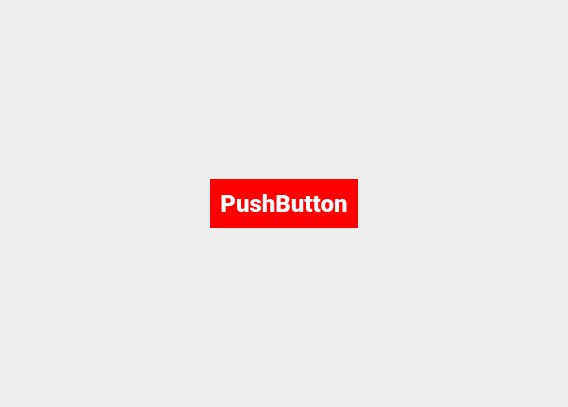
Above: ui/start_page.ui from AndreiD049/Interview-Helper before the change. Below: the same form after it.
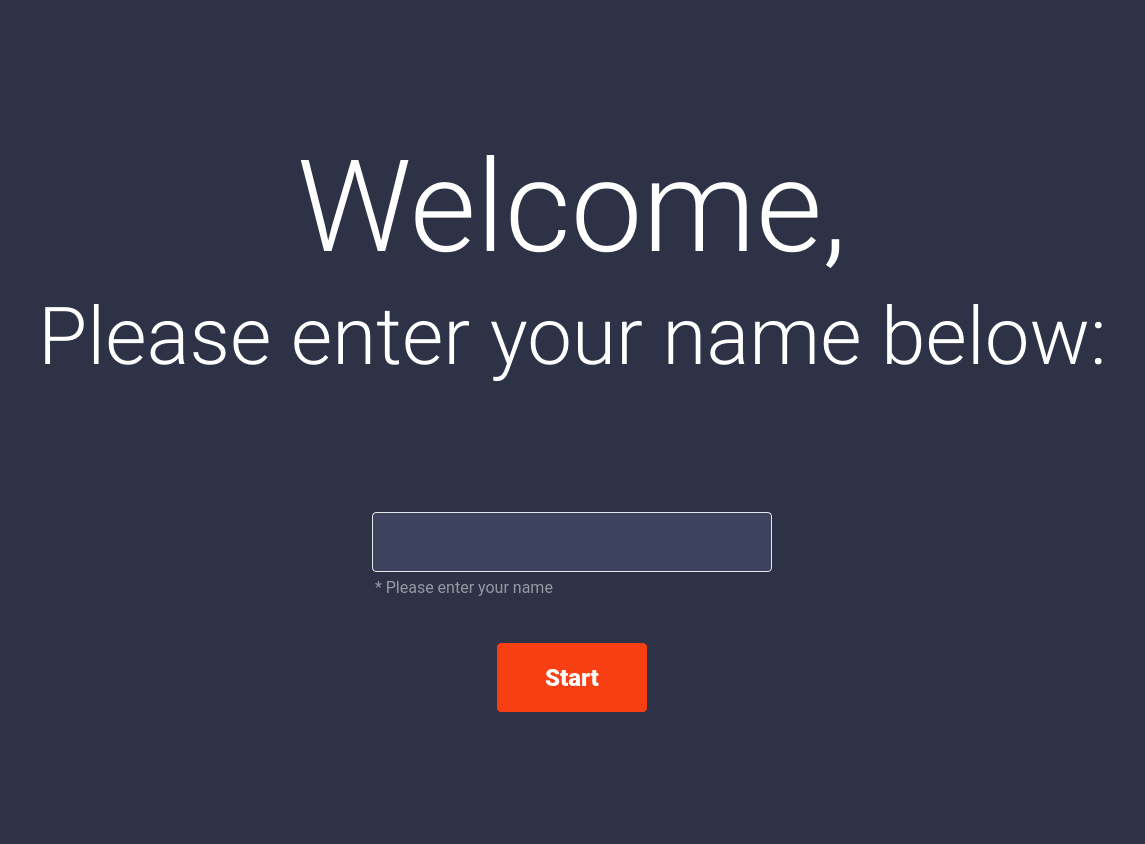
That is the form after the change.

The edit to the form file:
```diff
--- a/ui/start_page.ui
+++ b/ui/start_page.ui
@@ -6,8 +6,8 @@
    <rect>
     <x>0</x>
     <y>0</y>
-    <width>568</width>
-    <height>407</height>
+    <width>1145</width>
+    <height>844</height>
    </rect>
   </property>
   <property name="sizePolicy">
@@ -16,12 +16,152 @@
     <verstretch>0</verstretch>
    </sizepolicy>
   </property>
+  <property name="minimumSize">
+   <size>
+    <width>0</width>
+    <height>0</height>
+   </size>
+  </property>
   <property name="windowTitle">
    <string>Form</string>
   </property>
-  <layout class="QHBoxLayout" name="horizontalLayout">
+  <property name="windowOpacity">
+   <double>1.000000000000000</double>
+  </property>
+  <property name="styleSheet">
+   <string notr="true">QWidget#StartPage {background-color: #2D3246;}
+QLabel {color: #fff;}
+QLabel#AssistiveText {color: rgba(255, 255, 255, 0.5);}
+QLineEdit {background-color: #3D435E;border-radius: 4px;border: 1px solid #E9E8E8;color: #fff;}
+QPushButton {padding:20px;background-color:#F83E13;color:white;border:none;border-radius:4px;}
+QPushButton:hover {background-color:#CF8349;}
+QPushButton:pressed {margin-top:3px;}</string>
+  </property>
+  <layout class="QVBoxLayout" name="verticalLayout">
+   <item>
+    <spacer name="verticalSpacer_2">
+     <property name="orientation">
+      <enum>Qt::Vertical</enum>
+     </property>
+     <property name="sizeHint" stdset="0">
+      <size>
+       <width>20</width>
+       <height>40</height>
+      </size>
+     </property>
+    </spacer>
+   </item>
+   <item alignment="Qt::AlignHCenter|Qt::AlignVCenter">
+    <widget class="QLabel" name="label">
+     <property name="font">
+      <font>
+       <family>Roboto Light</family>
+       <pointsize>96</pointsize>
+      </font>
+     </property>
+     <property name="text">
+      <string>Welcome,</string>
+     </property>
+    </widget>
+   </item>
+   <item alignment="Qt::AlignHCenter|Qt::AlignVCenter">
+    <widget class="QLabel" name="label_2">
+     <property name="font">
+      <font>
+       <family>Roboto Light</family>
+       <pointsize>60</pointsize>
+      </font>
+     </property>
+     <property name="text">
+      <string>Please enter your name below:</string>
+     </property>
+    </widget>
+   </item>
+   <item>
+    <spacer name="verticalSpacer_4">
+     <property name="orientation">
+      <enum>Qt::Vertical</enum>
+     </property>
+     <property name="sizeHint" stdset="0">
+      <size>
+       <width>20</width>
+       <height>40</height>
+      </size>
+     </property>
+    </spacer>
+   </item>
+   <item alignment="Qt::AlignHCenter|Qt::AlignVCenter">
+    <widget class="QLineEdit" name="lineEdit">
+     <property name="sizePolicy">
+      <sizepolicy hsizetype="Fixed" vsizetype="Fixed">
+       <horstretch>0</horstretch>
+       <verstretch>0</verstretch>
+      </sizepolicy>
+     </property>
+     <property name="minimumSize">
+      <size>
+       <width>400</width>
+       <height>60</height>
+      </size>
+     </property>
+     <property name="font">
+      <font>
+       <family>Roboto</family>
+       <pointsize>16</pointsize>
+      </font>
+     </property>
+    </widget>
+   </item>
+   <item alignment="Qt::AlignHCenter|Qt::AlignTop">
+    <widget class="QLabel" name="AssistiveText">
+     <property name="sizePolicy">
+      <sizepolicy hsizetype="Fixed" vsizetype="Fixed">
+       <horstretch>0</horstretch>
+       <verstretch>0</verstretch>
+      </sizepolicy>
+     </property>
+     <property name="minimumSize">
+      <size>
+       <width>395</width>
+       <height>0</height>
+      </size>
+     </property>
+     <property name="font">
+      <font>
+       <family>Roboto</family>
+       <pointsize>12</pointsize>
+       <italic>false</italic>
+      </font>
+     </property>
+     <property name="text">
+      <string>* Please enter your name</string>
+     </property>
+    </widget>
+   </item>
+   <item>
+    <spacer name="verticalSpacer_3">
+     <property name="orientation">
+      <enum>Qt::Vertical</enum>
+     </property>
+     <property name="sizeType">
+      <enum>QSizePolicy::Maximum</enum>
+     </property>
+     <property name="sizeHint" stdset="0">
+      <size>
+       <width>20</width>
+       <height>40</height>
+      </size>
+     </property>
+    </spacer>
+   </item>
    <item alignment="Qt::AlignHCenter|Qt::AlignVCenter">
     <widget class="QPushButton" name="pushButton">
+     <property name="minimumSize">
+      <size>
+       <width>150</width>
+       <height>60</height>
+      </size>
+     </property>
      <property name="font">
       <font>
        <family>Roboto Black</family>
@@ -37,15 +177,26 @@
       <enum>Qt::LeftToRight</enum>
      </property>
      <property name="styleSheet">
-      <string notr="true">QPushButton {padding:10px;background-color:red;color:white;border:none;}
-QPushButton:hover {background-color:coral;}
-QPushButton:pressed {margin-top:3px;}</string>
+      <string notr="true"/>
      </property>
      <property name="text">
-      <string>PushButton</string>
+      <string>Start</string>
      </property>
     </widget>
    </item>
+   <item>
+    <spacer name="verticalSpacer">
+     <property name="orientation">
+      <enum>Qt::Vertical</enum>
+     </property>
+     <property name="sizeHint" stdset="0">
+      <size>
+       <width>20</width>
+       <height>40</height>
+      </size>
+     </property>
+    </spacer>
+   </item>
   </layout>
  </widget>
  <resources/>
```
